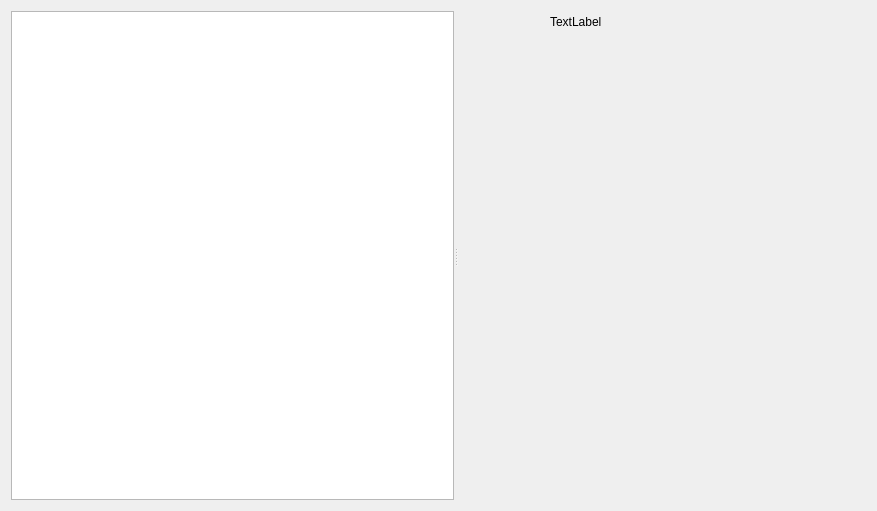
Qt form dialogs/databasedialog/databasedialog.ui (REDasmOrg/REDasm) before a commit.
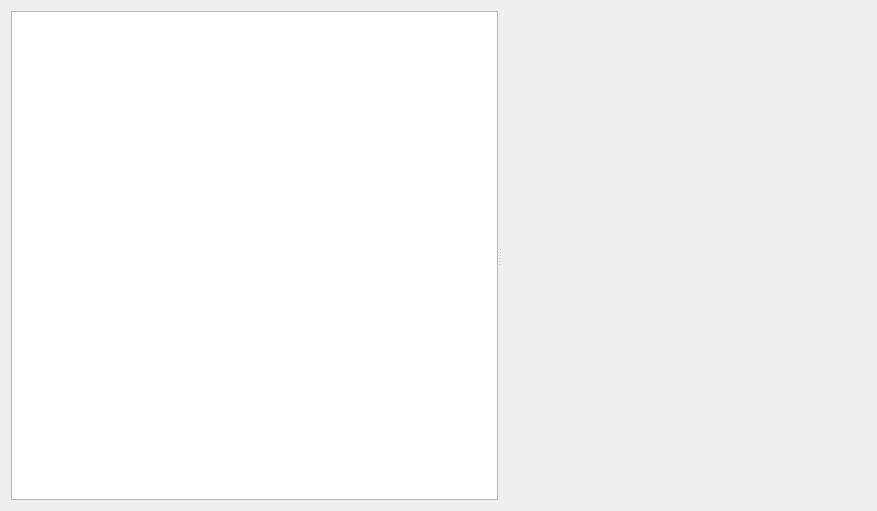
The same form after that commit. Custom widgets are drawn as their Qt base class.

Commit message: DatabaseDialog: Adjusted UI

Diff of the .ui file:
```diff
--- a/dialogs/databasedialog/databasedialog.ui
+++ b/dialogs/databasedialog/databasedialog.ui
@@ -63,7 +63,7 @@
          <item>
           <widget class="QLabel" name="lblQuery">
            <property name="text">
-            <string>TextLabel</string>
+            <string/>
            </property>
           </widget>
          </item>
```
